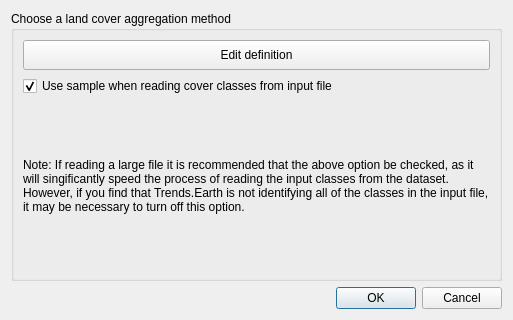
Before: the Qt Designer form LDMP/gui/DlgImportDataLC.ui in ConservationInternational/trends.earth, drawn with Qt 5.
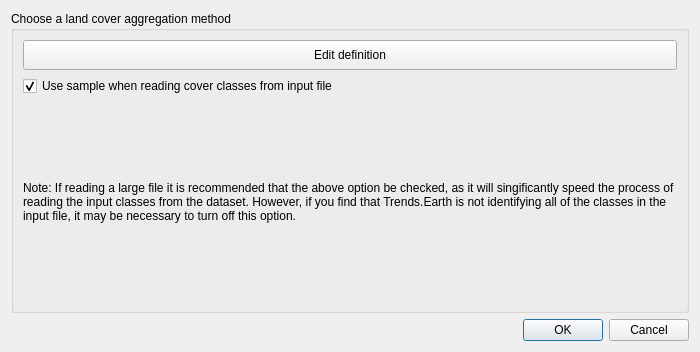
After: the same form once the commit is applied.

```diff
--- a/LDMP/gui/DlgImportDataLC.ui
+++ b/LDMP/gui/DlgImportDataLC.ui
@@ -9,8 +9,8 @@
    <rect>
     <x>0</x>
     <y>0</y>
-    <width>513</width>
-    <height>320</height>
+    <width>700</width>
+    <height>352</height>
    </rect>
   </property>
   <property name="sizePolicy">
```
